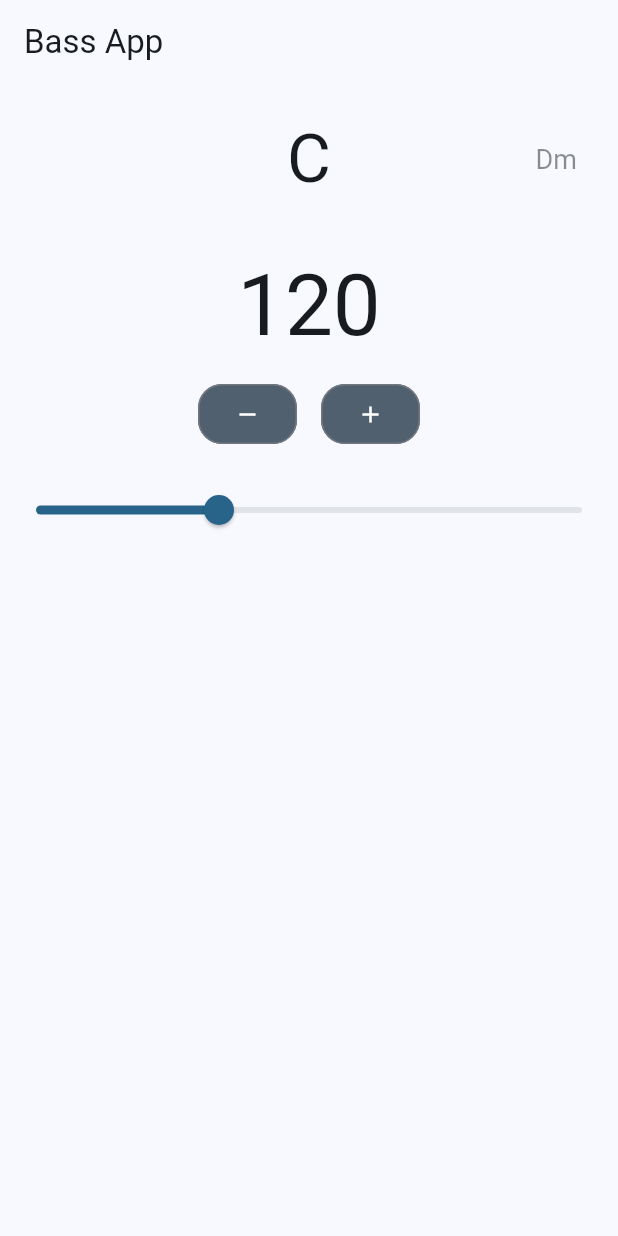
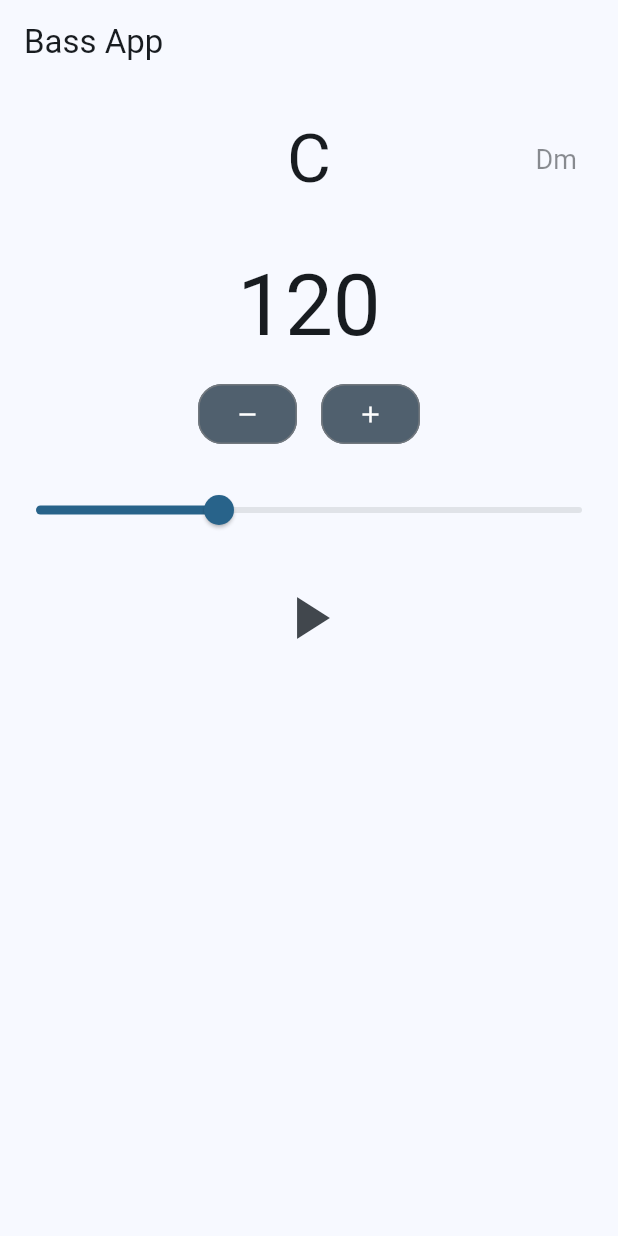
Before and after one commit to kktaro/basic_practice_ganarator, a Flutter app: the screen it shows after launch, on a phone screen of 412 x 824 dp. Run offline on Flutter 3.47's test engine with Material 3 defaults, Android fonts, the phone set to English and light mode, and no system bars; drawn by our look-alikes of carousel_slider; our stand-ins replace flutter_hooks, flutter_riverpod, freezed_annotation, hooks_riverpod, just_audio, riverpod_annotation; generated files the repository leaves out were written again.

Commit message:
feat: add metronome play UI and integrate Playing Clicks into BPM configures

```diff
--- a/packages/features/metronome/lib/metronome.dart
+++ b/packages/features/metronome/lib/metronome.dart
@@ -1,3 +1,4 @@
 // Data Layer
+export 'src/application/metronome_notifier.dart';
 export 'src/data/data_sources/just_audio_data_source_impl.dart';
 export 'src/data/metronome_repository_impl.dart';
--- a/packages/ui/practice/lib/src/practice_screen.dart
+++ b/packages/ui/practice/lib/src/practice_screen.dart
@@ -1,16 +1,19 @@
 import 'package:chord_progression/chord_progression.dart';
 import 'package:flutter/material.dart';
-import 'package:flutter_hooks/flutter_hooks.dart';
 import 'package:hooks_riverpod/hooks_riverpod.dart';
+import 'package:metronome/metronome.dart';
 import 'package:practice/src/widgets/area/bpm_setting_area.dart';
 import 'package:practice/src/widgets/area/chord_area.dart';
+import 'package:practice/src/widgets/area/metronome_control_area.dart';
 
 class PracticeScreen extends HookConsumerWidget {
   const PracticeScreen({super.key});
 
   @override
   Widget build(BuildContext context, WidgetRef ref) {
-    final bpm = useState(120);
+    final metronomeState = ref.watch(metronomeProvider);
+    final notifier = ref.read(metronomeProvider.notifier);
+
     final chords = List<Chord>.generate(10000, (index) {
       final root = Note.values[index % Note.values.length];
       final type = ChordType.values[index % ChordType.values.length];
@@ -26,11 +29,11 @@ class PracticeScreen extends HookConsumerWidget {
           ),
           const SizedBox(height: 16),
           BpmSettingArea(
-            currentBpm: bpm.value,
-            onBpmChanged: (value) {
-              bpm.value = value;
-            },
+            currentBpm: metronomeState.asData?.value.bpm ?? 120,
+            onBpmChanged: notifier.changeBpm,
           ),
+          const SizedBox(height: 16),
+          const MetronomeControlArea(),
         ],
       ),
     );
--- /dev/null
+++ b/packages/ui/practice/lib/src/widgets/area/metronome_control_area.dart
@@ -0,0 +1,36 @@
+import 'package:flutter/material.dart';
+import 'package:hooks_riverpod/hooks_riverpod.dart';
+import 'package:metronome/metronome.dart';
+
+class MetronomeControlArea extends ConsumerWidget {
+  const MetronomeControlArea({super.key});
+
+  @override
+  Widget build(BuildContext context, WidgetRef ref) {
+    final metronomeState = ref.watch(metronomeProvider);
+    final notifier = ref.read(metronomeProvider.notifier);
+
+    return Center(
+      child: metronomeState.when(
+        data: (state) => IconButton(
+          onPressed: () {
+            if (state.isPlaying) {
+              notifier.stop();
+            } else {
+              notifier.play();
+            }
+          },
+          icon: Icon(
+            state.isPlaying ? Icons.stop : Icons.play_arrow,
+            size: 48,
+          ),
+        ),
+        error: (error, stackTrace) => const IconButton(
+          onPressed: null,
+          icon: Icon(Icons.error, size: 48),
+        ),
+        loading: () => const CircularProgressIndicator(),
+      ),
+    );
+  }
+}
```
Also changed, not shown: packages/features/metronome/lib/src/application/metronome_notifier.dart (added, +36 -0 lines), packages/features/metronome/lib/src/application/metronome_notifier.g.dart (added).
